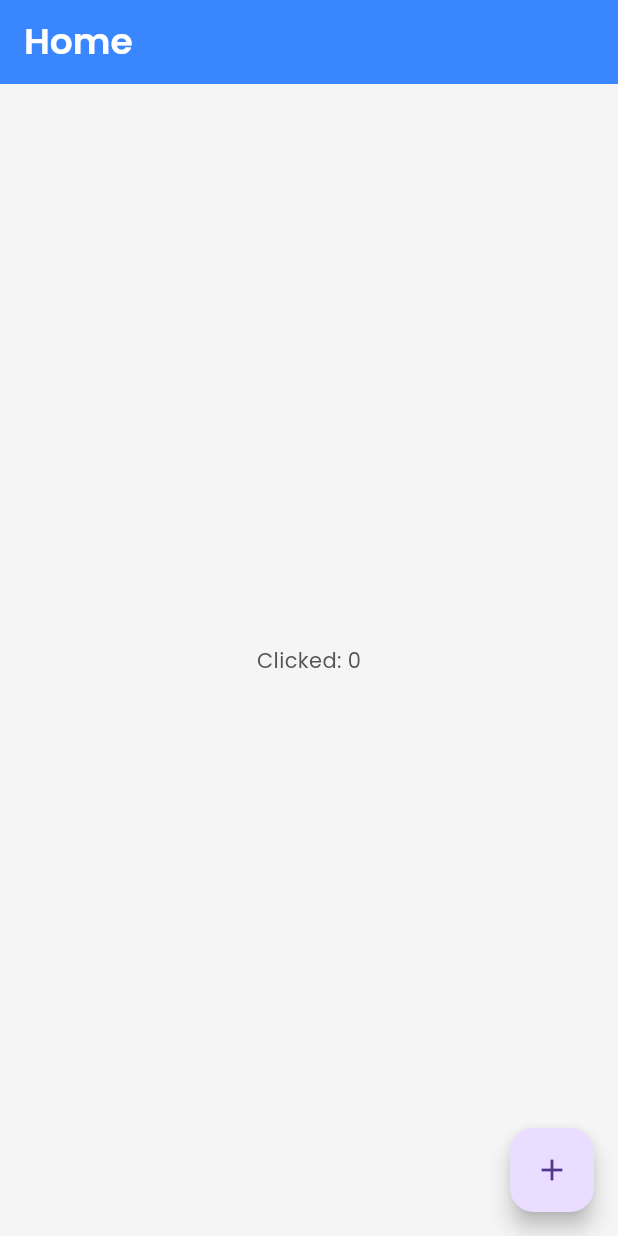
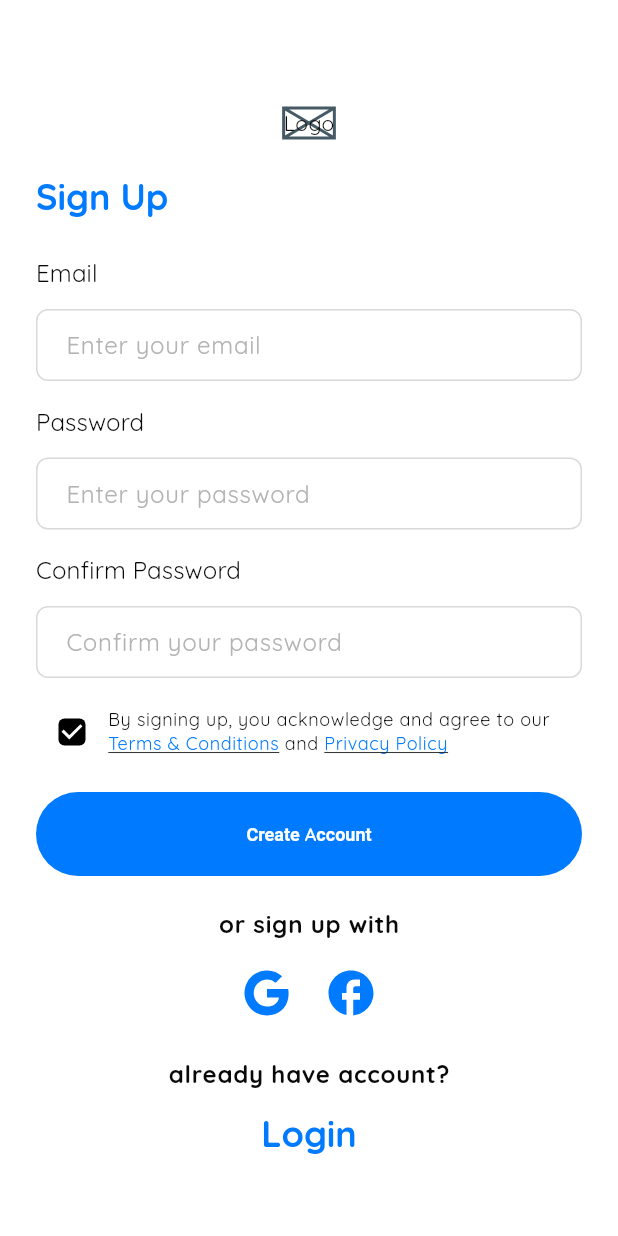
Before and after one commit to hafizc8/run-tracker-app, a Flutter app: the screen it shows after launch, on a phone screen of 412 x 824 dp. Run offline on Flutter 3.47's test engine with Material 3 defaults, Android fonts, the phone set to English and light mode, and no system bars; our stand-ins replace flutter_svg, get, google_fonts.

Commit message:
create register ui and refactoring some code like theme

```diff
--- a/lib/app/app.dart
+++ b/lib/app/app.dart
@@ -1,8 +1,9 @@
 import 'package:flutter/material.dart';
 import 'package:get/get.dart';
+import 'package:zest_mobile/app/core/theme/app_theme.dart';
+
 import 'package:zest_mobile/app/routes/app_pages.dart';
 import 'package:zest_mobile/app/routes/app_routes.dart';
-import 'package:zest_mobile/app/core/values/app_theme.dart';
 
 class App extends StatelessWidget {
   const App({super.key});
@@ -11,9 +12,9 @@ class App extends StatelessWidget {
   Widget build(BuildContext context) {
     return GetMaterialApp(
       debugShowCheckedModeBanner: false,
-      initialRoute: AppRoutes.home,
+      initialRoute: AppRoutes.register,
       getPages: AppPages.pages,
-      theme: AppTheme.lightTheme,
+      theme: TAppTheme.lightTheme,
       title: 'Zest Mobile',
     );
   }
--- /dev/null
+++ b/lib/app/core/theme/app_bar_theme.dart
@@ -0,0 +1,12 @@
+import 'package:flutter/material.dart';
+
+class TAppBarTheme {
+  TAppBarTheme._();
+
+  static const lightAppBarTheme = AppBarTheme(
+    // backgroundColor: AppColors.primary,
+    // titleTextStyle: AppTextStyles.heading2.copyWith(color: Colors.white),
+    iconTheme: IconThemeData(color: Colors.white),
+    elevation: 0,
+  );
+}
--- /dev/null
+++ b/lib/app/core/theme/app_theme.dart
@@ -0,0 +1,26 @@
+import 'package:flutter/material.dart';
+import 'package:google_fonts/google_fonts.dart';
+import 'package:zest_mobile/app/core/theme/app_bar_theme.dart';
+import 'package:zest_mobile/app/core/theme/checkbox_theme.dart';
+import 'package:zest_mobile/app/core/theme/color_schemes.dart';
+import 'package:zest_mobile/app/core/theme/elevated_btn_theme.dart';
+import 'package:zest_mobile/app/core/theme/input_decoration_theme.dart';
+import 'package:zest_mobile/app/core/theme/text_theme.dart';
+
+class TAppTheme {
+  const TAppTheme._();
+
+  static ThemeData get lightTheme {
+    return ThemeData(
+      brightness: Brightness.light,
+      scaffoldBackgroundColor: lightColorScheme.background,
+      primaryColor: lightColorScheme.primary,
+      appBarTheme: TAppBarTheme.lightAppBarTheme,
+      textTheme: TTextTheme.lightTextTheme,
+      elevatedButtonTheme: TElevatedButtonTheme.lightElevatedButtonTheme,
+      inputDecorationTheme: TInputDecorationTheme.lightInputDecorationTheme,
+      checkboxTheme: TCheckboxTheme.lightCheckboxTheme,
+      fontFamily: GoogleFonts.quicksand().fontFamily,
+    );
+  }
+}
--- /dev/null
+++ b/lib/app/core/theme/checkbox_theme.dart
@@ -0,0 +1,29 @@
+import 'package:flutter/material.dart';
+import 'package:zest_mobile/app/core/theme/color_schemes.dart';
+
+class TCheckboxTheme {
+  TCheckboxTheme._();
+
+  static final lightCheckboxTheme = CheckboxThemeData(
+    fillColor: MaterialStateProperty.resolveWith((states) {
+      if (states.contains(MaterialState.disabled)) {
+        return Colors.grey; // Warna ketika disabled
+      }
+      if (states.contains(MaterialState.selected)) {
+        return Colors.black; // Warna ketika dicentang
+      }
+      return Colors.grey.shade400; // Warna default border
+    }),
+
+    checkColor: MaterialStateProperty.all(Colors.white), // warna centang
+
+    shape: RoundedRectangleBorder(
+      borderRadius: BorderRadius.circular(4),
+    ),
+
+    side: BorderSide(
+      color: lightColorScheme.outline, // border saat belum dicentang
+      width: 1.5,
+    ),
+  );
+}
--- /dev/null
+++ b/lib/app/core/theme/color_schemes.dart
@@ -0,0 +1,30 @@
+import 'package:flutter/material.dart';
+
+ColorScheme get lightColorScheme => const ColorScheme(
+      brightness: Brightness.light, // brightness wajib
+
+      primary: Color(0xFF007AFF), // biru utama (misal untuk tombol)
+      onPrimary: Colors.white, // teks/icon di atas warna primary
+
+      secondary: Color(0xFF6C757D), // abu sekunder (misal untuk chip/checkbox)
+      onSecondary: Colors.white, // teks/icon di atas secondary
+
+      background: Colors.white, // latar belakang utama (scaffold, body)
+      onBackground: Color(0xFF090909), // teks di atas background
+
+      surface: Colors.white, // latar elemen seperti Card/TextField
+      onSurface: Color(0xFF1C1C1E), // teks/icon di atas surface
+
+      error: Colors.red, // warna merah error
+      onError: Colors.white, // teks/icon di atas warna error
+
+      surfaceVariant:
+          Color(0xFFF2F2F7), // variasi permukaan, biasanya abu lembut
+      onSurfaceVariant:
+          Color(0xFF6E6E73), // hint text, label kecil, teks placeholder
+
+      outline: Color(0XFFD9D9D9), // warna border (TextField, Checkbox, dll)
+
+      onTertiary: Color(0xFFB3B3B3),
+      tertiary: Color(0xFFB3B3B3),
+    );
--- /dev/null
+++ b/lib/app/core/theme/elevated_btn_theme.dart
@@ -0,0 +1,41 @@
+import 'package:flutter/material.dart';
+import 'package:zest_mobile/app/core/theme/color_schemes.dart';
+import 'package:zest_mobile/app/core/theme/text_theme.dart';
+
+class TElevatedButtonTheme {
+  const TElevatedButtonTheme._();
+
+  static final lightElevatedButtonTheme = ElevatedButtonThemeData(
+    style: ButtonStyle(
+      textStyle: MaterialStateProperty.all(
+        TTextTheme.lightTextTheme.labelSmall,
+      ),
+      elevation: MaterialStateProperty.all(0),
+      minimumSize: MaterialStateProperty.all(const Size.fromHeight(56)),
+      shape: MaterialStateProperty.all(
+        RoundedRectangleBorder(
+          borderRadius: BorderRadius.circular(100),
+        ),
+      ),
+      backgroundColor: MaterialStateProperty.resolveWith<Color>(
+        (states) {
+          if (states.contains(MaterialState.disabled)) {
+            return lightColorScheme.onSurface.withOpacity(0.12);
+          }
+          if (states.contains(MaterialState.pressed)) {
+            return lightColorScheme.primary.withOpacity(0.8);
+          }
+          return lightColorScheme.primary;
+        },
+      ),
+      foregroundColor: MaterialStateProperty.resolveWith<Color>(
+        (states) {
+          if (states.contains(MaterialState.disabled)) {
+            return lightColorScheme.onSurface.withOpacity(0.38);
+          }
+          return lightColorScheme.onPrimary;
+        },
+      ),
+    ),
+  );
+}
--- /dev/null
+++ b/lib/app/core/theme/input_decoration_theme.dart
@@ -0,0 +1,36 @@
+import 'package:flutter/material.dart';
+import 'package:zest_mobile/app/core/theme/color_schemes.dart';
+import 'package:zest_mobile/app/core/theme/text_theme.dart';
+
+class TInputDecorationTheme {
+  const TInputDecorationTheme._();
+
+  static final lightInputDecorationTheme = InputDecorationTheme(
+    border: OutlineInputBorder(
+      borderRadius: BorderRadius.circular(8),
+      borderSide: BorderSide(color: lightColorScheme.outline),
+    ),
+    enabledBorder: OutlineInputBorder(
+      borderRadius: BorderRadius.circular(8),
+      borderSide: BorderSide(color: lightColorScheme.outline),
+    ),
+    focusedBorder: OutlineInputBorder(
+      borderRadius: BorderRadius.circular(8),
+      borderSide: BorderSide(color: lightColorScheme.primary, width: 2),
+    ),
+    errorBorder: OutlineInputBorder(
+      borderRadius: BorderRadius.circular(8),
+      borderSide: const BorderSide(color: Colors.red),
+    ),
+    focusedErrorBorder: OutlineInputBorder(
+      borderRadius: BorderRadius.circular(8),
+      borderSide: const BorderSide(color: Colors.red, width: 2),
+    ),
+    filled: true,
+    fillColor: Colors.white,
+    contentPadding: const EdgeInsets.symmetric(horizontal: 16, vertical: 12),
+    hintStyle: TTextTheme.lightTextTheme.titleSmall!.copyWith(
+      color: lightColorScheme.onTertiary,
+    ),
+  );
+}
--- /dev/null
+++ b/lib/app/core/theme/text_theme.dart
@@ -0,0 +1,42 @@
+import 'package:flutter/material.dart';
+import 'package:zest_mobile/app/core/theme/color_schemes.dart';
+
+class TTextTheme {
+  TTextTheme._();
+
+  static final TextTheme lightTextTheme = TextTheme(
+    headlineMedium: TextStyle(
+      fontSize: 24,
+      fontWeight: FontWeight.bold,
+      color: lightColorScheme.primary,
+    ),
+    titleSmall: TextStyle(
+      fontSize: 16,
+      fontWeight: FontWeight.w400,
+      color: lightColorScheme.onBackground,
+    ),
+    bodyLarge: TextStyle(
+      fontSize: 16,
+      fontWeight: FontWeight.bold,
+      color: lightColorScheme.onBackground,
+    ),
+    bodyMedium: TextStyle(
+      fontSize: 14,
+      color: lightColorScheme.onBackground,
+    ),
+    bodySmall: TextStyle(
+      fontSize: 12,
+      color: lightColorScheme.onBackground,
+    ),
+    labelLarge: TextStyle(
+      fontSize: 16,
+      fontWeight: FontWeight.w600,
+      color: lightColorScheme.onPrimary,
+    ),
+    labelSmall: TextStyle(
+      fontSize: 12,
+      fontWeight: FontWeight.w600,
+      color: lightColorScheme.onPrimary,
+    ),
+  );
+}
--- a/lib/app/core/values/app_theme.dart
+++ /dev/null
@@ -1,49 +0,0 @@
-import 'package:flutter/material.dart';
-import 'package:google_fonts/google_fonts.dart';
-import '../values/colors.dart';
-import '../values/text_styles.dart';
-
-class AppTheme {
-  static ThemeData get lightTheme {
-    return ThemeData(
-      brightness: Brightness.light,
-      scaffoldBackgroundColor: AppColors.background,
-      primaryColor: AppColors.primary,
-      appBarTheme: AppBarTheme(
-        backgroundColor: AppColors.primary,
-        titleTextStyle: AppTextStyles.heading2.copyWith(color: Colors.white),
-        iconTheme: const IconThemeData(color: Colors.white),
-        elevation: 0,
-      ),
-      textTheme: TextTheme(
-        displayLarge: AppTextStyles.heading1,
-        headlineMedium: AppTextStyles.heading2,
-        titleLarge: AppTextStyles.heading3,
-        bodyLarge: AppTextStyles.bodyText,
-        bodyMedium: AppTextStyles.bodyTextSecondary,
-        labelSmall: AppTextStyles.caption,
-        labelLarge: AppTextStyles.button,
-      ),
-
-      elevatedButtonTheme: ElevatedButtonThemeData(
-        style: ElevatedButton.styleFrom(
-          backgroundColor: AppColors.primary,
-          textStyle: AppTextStyles.button,
-          shape: RoundedRectangleBorder(
-            borderRadius: BorderRadius.circular(12),
-          ),
-        ),
-      ),
-      inputDecorationTheme: InputDecorationTheme(
-        border: OutlineInputBorder(
-          borderRadius: BorderRadius.circular(8),
-        ),
-        filled: true,
-        fillColor: AppColors.inputBackground,
-        contentPadding: const EdgeInsets.symmetric(horizontal: 16, vertical: 12),
-        hintStyle: AppTextStyles.bodyTextSecondary,
-      ),
-      fontFamily: GoogleFonts.poppins().fontFamily,
-    );
-  }
-}
--- a/lib/app/core/values/colors.dart
+++ /dev/null
@@ -1,22 +0,0 @@
-import 'package:flutter/material.dart';
-
-class AppColors {
-  static const primary = Color(0xFF3A86FF);
-  static const secondary = Color(0xFF8338EC);
-  static const accent = Color(0xFFFFBE0B);
-
-  static const background = Color(0xFFF5F5F5);
-  static const scaffoldBackground = Colors.white;
-
-  static const inputBackground = Color(0xFFF0F0F0);
-  static const inputBorder = Color(0xFFCCCCCC);
-  static const inputFocusedBorder = primary;
-
-  static const textPrimary = Color(0xFF222222);
-  static const textSecondary = Color(0xFF555555);
-  static const textPlaceholder = Color(0xFF888888);
-
-  static const success = Color(0xFF06D6A0);
-  static const warning = Color(0xFFFFB703);
-  static const danger = Color(0xFFEF476F);
-}
--- a/lib/app/core/values/text_styles.dart
+++ /dev/null
@@ -1,46 +0,0 @@
-import 'package:flutter/material.dart';
-import 'package:google_fonts/google_fonts.dart';
-import '../values/colors.dart';
-
-class AppTextStyles {
-  static final heading1 = GoogleFonts.poppins(
-    fontSize: 32,
-    fontWeight: FontWeight.bold,
-    color: AppColors.textPrimary,
-  );
-
-  static final heading2 = GoogleFonts.poppins(
-    fontSize: 24,
-    fontWeight: FontWeight.w600,
-    color: AppColors.textPrimary,
-  );
-
-  static final heading3 = GoogleFonts.poppins(
-    fontSize: 18,
-    fontWeight: FontWeight.w400,
-    color: AppColors.textPrimary,
-  );
-
-  static final bodyText = GoogleFonts.poppins(
-    fontSize: 16,
-    fontWeight: FontWeight.normal,
-    color: AppColors.textPrimary,
-  );
-
-  static final bodyTextSecondary = GoogleFonts.poppins(
-    fontSize: 14,
-    fontWeight: FontWeight.normal,
-    color: AppColors.textSecondary,
-  );
-
-  static final button = GoogleFonts.poppins(
-    fontSize: 16,
-    fontWeight: FontWeight.w600,
-    color: Colors.white,
-  );
-
-  static final caption = GoogleFonts.poppins(
-    fontSize: 12,
-    color: AppColors.textSecondary,
-  );
-}
--- /dev/null
+++ b/lib/app/modules/register/bindings/register_binding.dart
@@ -0,0 +1,12 @@
+import 'package:get/get.dart';
+
+import '../controllers/register_controller.dart';
+
+class RegisterBinding extends Bindings {
+  @override
+  void dependencies() {
+    Get.lazyPut<RegisterController>(
+      () => RegisterController(),
+    );
+  }
+}
--- /dev/null
+++ b/lib/app/modules/register/controllers/register_controller.dart
@@ -0,0 +1,23 @@
+import 'package:get/get.dart';
+
+class RegisterController extends GetxController {
+  //TODO: Implement RegisterController
+
+  final count = 0.obs;
+  @override
+  void onInit() {
+    super.onInit();
+  }
+
+  @override
+  void onReady() {
+    super.onReady();
+  }
+
+  @override
+  void onClose() {
+    super.onClose();
+  }
+
+  void increment() => count.value++;
+}
--- /dev/null
+++ b/lib/app/modules/register/views/register_view.dart
@@ -0,0 +1,167 @@
+import 'package:flutter/material.dart';
+import 'package:flutter_svg/flutter_svg.dart';
+
+import 'package:get/get.dart';
+import 'package:zest_mobile/app/core/theme/color_schemes.dart';
+
+import '../controllers/register_controller.dart';
+
+class RegisterView extends GetView<RegisterController> {
+  const RegisterView({Key? key}) : super(key: key);
+
+  @override
+  Widget build(BuildContext context) {
+    return Scaffold(
+      body: SingleChildScrollView(
+        padding: const EdgeInsets.symmetric(horizontal: 24, vertical: 48),
+        child: Column(
+          crossAxisAlignment: CrossAxisAlignment.center,
+          children: [
+            const SizedBox(height: 24),
+            const Placeholder(
+              fallbackHeight: 200,
+              fallbackWidth: 200,
+              child: Text('Logo'),
+            ),
+            const SizedBox(height: 24),
+            Form(
+              child: Column(
+                crossAxisAlignment: CrossAxisAlignment.start,
+                children: [
+                  Text(
+                    'Sign Up',
+                    style: Theme.of(context).textTheme.headlineMedium,
+                  ),
+                  const SizedBox(height: 24),
+                  Column(
+                    crossAxisAlignment: CrossAxisAlignment.start,
+                    children: [
+                      Text(
+                        'Email',
+                        style: Theme.of(context).textTheme.titleSmall,
+                      ),
+                      const SizedBox(height: 12),
+                      TextFormField(
+                        cursorColor: Colors.black,
+                        decoration: const InputDecoration(
+                          hintText: 'Enter your email',
+                        ),
+                      ),
+                    ],
+                  ),
+                  const SizedBox(height: 16),
+                  Column(
+                    crossAxisAlignment: CrossAxisAlignment.start,
+                    children: [
+                      Text(
+                        'Password',
+                        style: Theme.of(context).textTheme.titleSmall,
+                      ),
+                      const SizedBox(height: 12),
+                      TextFormField(
+                        cursorColor: Colors.black,
+                        decoration: const InputDecoration(
+                          hintText: 'Enter your password',
+                        ),
+                      ),
+                    ],
+                  ),
+                  const SizedBox(height: 16),
+                  Column(
+                    crossAxisAlignment: CrossAxisAlignment.start,
+                    children: [
+                      Text(
+                        'Confirm Password',
+                        style: Theme.of(context).textTheme.titleSmall,
+                      ),
+                      const SizedBox(height: 12),
+                      TextFormField(
+                        cursorColor: Colors.black,
+                        decoration: const InputDecoration(
+                          hintText: 'Confirm your password',
+                        ),
+                      ),
+                    ],
+                  ),
+                ],
+              ),
+            ),
+            const SizedBox(height: 12),
+            Row(
+              children: [
+                Checkbox(value: true, onChanged: (val) {}),
+                Expanded(
+                  child: Wrap(
+                    children: [
+                      Text(
+                        'By signing up, you acknowledge and agree to our ',
+                        style: Theme.of(context).textTheme.bodySmall,
+                      ),
+                      const TextSpanWidget('Terms & Conditions'),
+                      Text(
+                        ' and ',
+                        style: Theme.of(context).textTheme.bodySmall,
+                      ),
+                      const TextSpanWidget('Privacy Policy'),
+                    ],
+                  ),
+                ),
+              ],
+            ),
+            const SizedBox(height: 16),
+            ElevatedButton(
+              onPressed: () {},
+              child: const Text('Create Account'),
+            ),
+            const SizedBox(height: 20),
+            Text(
+              'or sign up with',
+              style: Theme.of(context).textTheme.bodyLarge,
+            ),
+            const SizedBox(height: 16),
+            Row(
+              mainAxisAlignment: MainAxisAlignment.center,
+              children: [
+                SvgPicture.asset('assets/icons/ic_google.svg', width: 36),
+                const SizedBox(width: 20),
+                SvgPicture.asset('assets/icons/ic_fb.svg', width: 36),
+              ],
+            ),
+            const SizedBox(height: 24),
+            Text(
+              'already have account?',
+              style: Theme.of(context).textTheme.bodyLarge,
+            ),
+            const SizedBox(height: 4),
+            TextButton(
+              onPressed: () {},
+              child: Text(
+                'Login',
+                style: Theme.of(context).textTheme.headlineMedium,
+              ),
+            ),
+          ],
+        ),
+      ),
+    );
+  }
+}
+
+class TextSpanWidget extends StatelessWidget {
+  final String text;
+  const TextSpanWidget(this.text, {Key? key}) : super(key: key);
+
+  @override
+  Widget build(BuildContext context) {
+    return GestureDetector(
+      onTap: () {},
+      child: Text(
+        text,
+        style: Theme.of(context).textTheme.bodySmall!.copyWith(
+              color: lightColorScheme.primary,
+              decoration: TextDecoration.underline,
+            ),
+      ),
+    );
+  }
+}
--- a/lib/app/routes/app_pages.dart
+++ b/lib/app/routes/app_pages.dart
@@ -1,4 +1,6 @@
 import 'package:get/get.dart';
+import 'package:zest_mobile/app/modules/register/bindings/register_binding.dart';
+import 'package:zest_mobile/app/modules/register/views/register_view.dart';
 import '../modules/home/bindings/home_binding.dart';
 import '../modules/home/views/home_view.dart';
 import 'app_routes.dart';
@@ -10,5 +12,10 @@ class AppPages {
       page: () => const HomeView(),
       binding: HomeBinding(),
     ),
+    GetPage(
+      name: AppRoutes.register,
+      page: () => const RegisterView(),
+      binding: RegisterBinding(),
+    ),
   ];
 }
--- a/lib/app/routes/app_routes.dart
+++ b/lib/app/routes/app_routes.dart
@@ -1,3 +1,4 @@
 abstract class AppRoutes {
   static const home = '/home';
+  static const register = '/register';
 }
--- a/pubspec.yaml
+++ b/pubspec.yaml
@@ -37,6 +37,7 @@ dependencies:
   cupertino_icons: ^1.0.6
   get: ^4.7.2
   google_fonts: ^6.2.1
+  flutter_svg: ^2.0.10+1
 
 dev_dependencies:
   flutter_test:
@@ -61,8 +62,8 @@ flutter:
   uses-material-design: true
 
   # To add assets to your application, add an assets section, like this:
-  # assets:
-  #   - images/a_dot_burr.jpeg
+  assets:
+    - assets/icons/
   #   - images/a_dot_ham.jpeg
 
   # An image asset can refer to one or more resolution-specific "variants", see
```
Also changed, not shown: assets/icons/ic_fb.svg (added), assets/icons/ic_google.svg (added), pubspec.lock, 6 other files.
